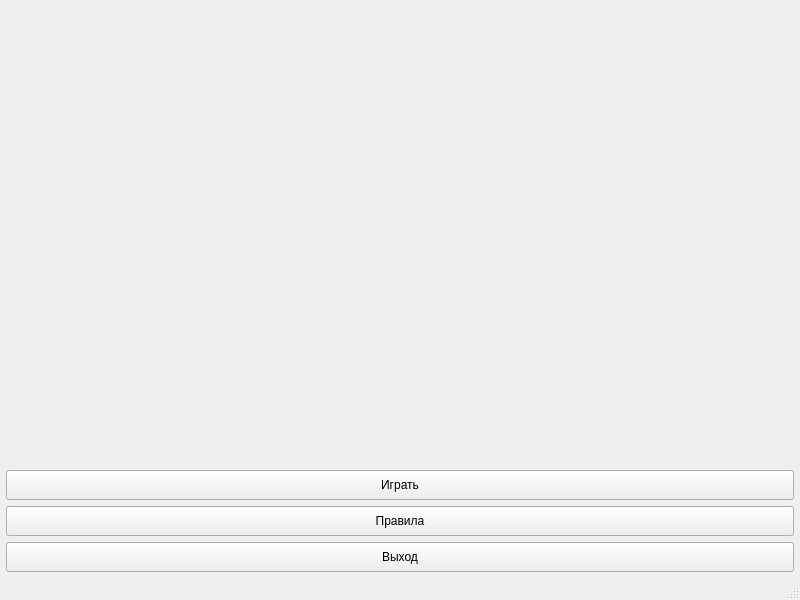
Above: src/TabuMainWindow.ui from Loopvibe/Tabu before the change. Below: the same form after it.
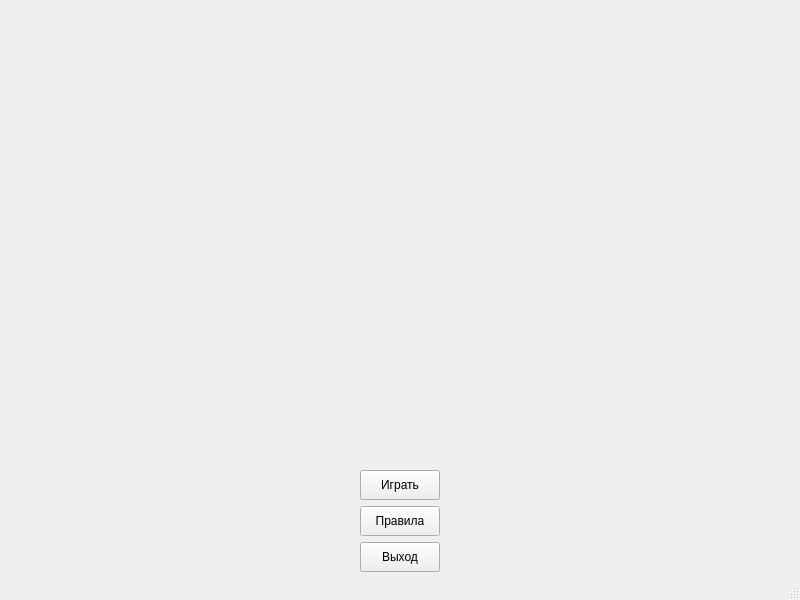
That is the form after the change. Custom widgets are drawn as their Qt base class.

Commit message: [v0.4.0] Fixed the logic of starting the game. Added the "words" class.

Diff of the .ui file:
```diff
--- a/src/TabuMainWindow.ui
+++ b/src/TabuMainWindow.ui
@@ -70,33 +70,7 @@
        <property name="bottomMargin">
         <number>6</number>
        </property>
-       <item row="1" column="0">
-        <widget class="QPushButton" name="pbStart">
-         <property name="minimumSize">
-          <size>
-           <width>0</width>
-           <height>30</height>
-          </size>
-         </property>
-         <property name="text">
-          <string>Играть</string>
-         </property>
-        </widget>
-       </item>
-       <item row="2" column="0">
-        <widget class="QPushButton" name="pbRules">
-         <property name="minimumSize">
-          <size>
-           <width>0</width>
-           <height>30</height>
-          </size>
-         </property>
-         <property name="text">
-          <string>Правила</string>
-         </property>
-        </widget>
-       </item>
-       <item row="3" column="0">
+       <item row="3" column="1">
         <widget class="QPushButton" name="pbExit">
          <property name="minimumSize">
           <size>
@@ -109,7 +83,7 @@
          </property>
         </widget>
        </item>
-       <item row="0" column="0">
+       <item row="0" column="1">
         <spacer name="verticalSpacer">
          <property name="orientation">
           <enum>Qt::Vertical</enum>
@@ -122,6 +96,58 @@
          </property>
         </spacer>
        </item>
+       <item row="2" column="1">
+        <widget class="QPushButton" name="pbRules">
+         <property name="minimumSize">
+          <size>
+           <width>0</width>
+           <height>30</height>
+          </size>
+         </property>
+         <property name="text">
+          <string>Правила</string>
+         </property>
+        </widget>
+       </item>
+       <item row="1" column="2">
+        <spacer name="horizontalSpacer">
+         <property name="orientation">
+          <enum>Qt::Horizontal</enum>
+         </property>
+         <property name="sizeHint" stdset="0">
+          <size>
+           <width>40</width>
+           <height>20</height>
+          </size>
+         </property>
+        </spacer>
+       </item>
+       <item row="1" column="1">
+        <widget class="QPushButton" name="pbStart">
+         <property name="minimumSize">
+          <size>
+           <width>0</width>
+           <height>30</height>
+          </size>
+         </property>
+         <property name="text">
+          <string>Играть</string>
+         </property>
+        </widget>
+       </item>
+       <item row="1" column="0">
+        <spacer name="horizontalSpacer_2">
+         <property name="orientation">
+          <enum>Qt::Horizontal</enum>
+         </property>
+         <property name="sizeHint" stdset="0">
+          <size>
+           <width>40</width>
+           <height>20</height>
+          </size>
+         </property>
+        </spacer>
+       </item>
       </layout>
      </widget>
     </item>
@@ -149,6 +175,12 @@
    <header location="global">src/TabuPrepeareGameWidget.h</header>
    <container>1</container>
   </customwidget>
+  <customwidget>
+   <class>TabuGameWidget</class>
+   <extends>QWidget</extends>
+   <header>src/TabuGameWidget.h</header>
+   <container>1</container>
+  </customwidget>
  </customwidgets>
  <resources/>
  <connections/>
```
Left out of the diff: 4 changed lines with no effect on the pictures. The commit also changes 11 other files.
